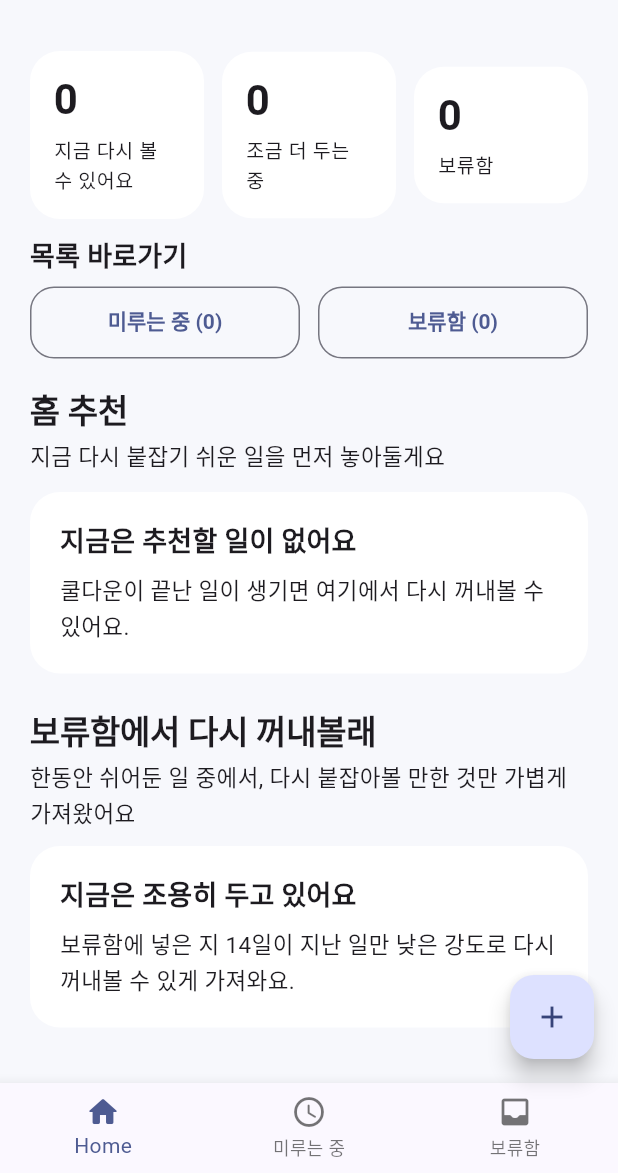
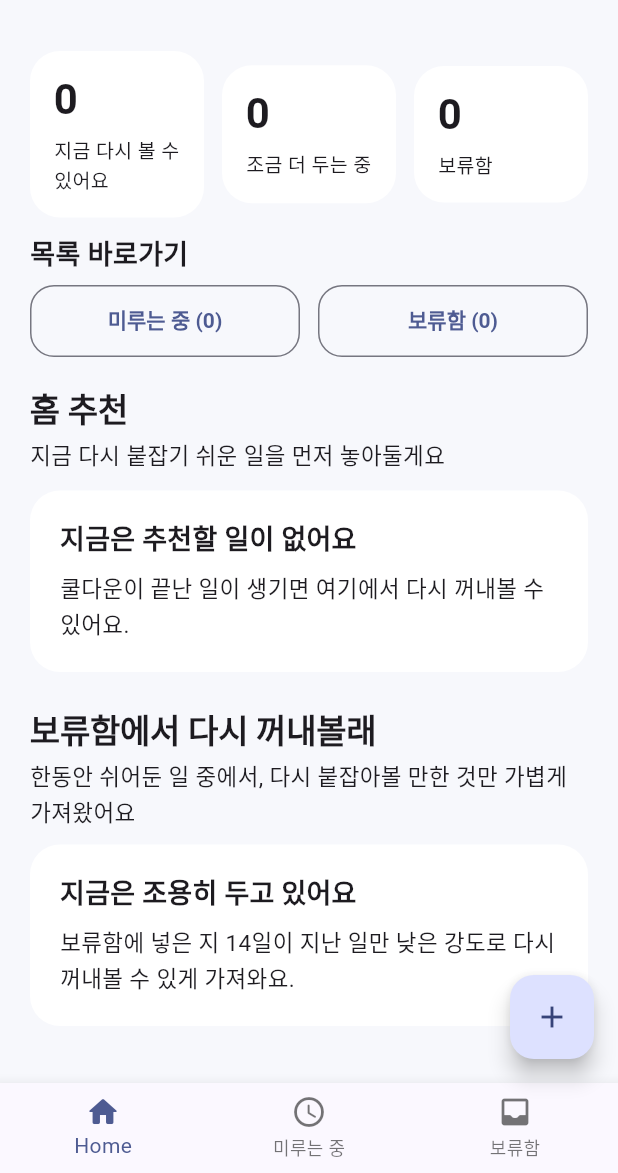
Before and after one commit to akra-devs/postponed-todos-flutter, a Flutter app: the screen it shows after launch, on a phone screen of 412 x 824 dp, the part 63-1236 px from its top. Run offline on Flutter 3.47's test engine with Material 3 defaults, Android fonts, the phone set to English and light mode, and no system bars; our stand-ins replace drift, flutter_bloc; accounts and stored records are empty; generated files the repository leaves out were written again.

Commit message:
style: centralize shared typography and spacing

```diff
--- a/lib/core/theme/app_spacing_tokens.dart
+++ b/lib/core/theme/app_spacing_tokens.dart
@@ -1,7 +1,20 @@
 abstract final class AppSpacingTokens {
+  static const double xxs = 4;
   static const double xs = 8;
   static const double sm = 12;
   static const double md = 16;
   static const double lg = 20;
   static const double xl = 24;
+
+  static const double screenInset = lg;
+  static const double cardInset = md;
+  static const double heroInset = lg;
+  static const double listGap = sm;
+  static const double sectionGap = lg;
+  static const double sectionGapLarge = xl;
+  static const double titleBodyGap = xs;
+  static const double eyebrowGap = xs;
+  static const double compactTextGap = xxs;
+  static const double comfortableTextGap = 6;
+  static const double actionGap = 10;
 }
--- a/lib/core/theme/app_theme.dart
+++ b/lib/core/theme/app_theme.dart
@@ -2,6 +2,7 @@ import 'package:flutter/material.dart';
 
 import 'app_color_tokens.dart';
 import 'app_radius_tokens.dart';
+import 'app_text_role_tokens.dart';
 import 'app_theme_ext.dart';
 import 'app_typography.dart';
 
@@ -93,6 +94,7 @@ ThemeData buildAppTheme() {
         mutedBg: AppColorTokens.warmMutedStrong,
         mutedFg: const Color(0xFF6F6557),
       ),
+      AppTextRoleTokens.fromTextTheme(textTheme),
     ],
   );
 }
--- a/lib/core/theme/app_theme_ext.dart
+++ b/lib/core/theme/app_theme_ext.dart
@@ -1,6 +1,7 @@
 import 'package:flutter/material.dart';
 
 import 'app_color_tokens.dart';
+import 'app_text_role_tokens.dart';
 
 class AppSurfaceTokens extends ThemeExtension<AppSurfaceTokens> {
   const AppSurfaceTokens({
@@ -216,4 +217,8 @@ extension AppThemeX on ThemeData {
 
   AppStatusTokens get appStatus =>
       extension<AppStatusTokens>() ?? AppStatusTokens.fallback(colorScheme);
+
+  AppTextRoleTokens get appTextRoles =>
+      extension<AppTextRoleTokens>() ??
+      AppTextRoleTokens.fromTextTheme(textTheme);
 }
--- a/lib/features/tasks/presentation/tasks_home_screen.dart
+++ b/lib/features/tasks/presentation/tasks_home_screen.dart
@@ -2,6 +2,8 @@ import 'package:flutter/material.dart';
 import 'package:flutter_bloc/flutter_bloc.dart';
 
 import '../../../core/config/ui_copy.dart';
+import '../../../core/theme/app_spacing_tokens.dart';
+import '../../../core/theme/app_theme_ext.dart';
 import '../application/tasks_cubit.dart';
 import '../application/tasks_state.dart';
 import '../domain/task.dart';
@@ -43,20 +45,20 @@ class _TasksHomeScreenState extends State<TasksHomeScreen> {
             );
 
             return ListView(
-              padding: const EdgeInsets.all(20),
+              padding: const EdgeInsets.all(AppSpacingTokens.screenInset),
               children: [
                 const _StatusSummary(),
-                const SizedBox(height: 12),
+                const SizedBox(height: AppSpacingTokens.listGap),
                 _QuickEntrySection(
                   onViewPostponing: widget.onViewPostponing,
                   onViewShelved: widget.onViewShelved,
                 ),
-                const SizedBox(height: 20),
-                _SectionHeader(
+                const SizedBox(height: AppSpacingTokens.sectionGap),
+                const _SectionHeader(
                   title: '홈 추천',
                   subtitle: '지금 다시 붙잡기 쉬운 일을 먼저 놓아둘게요',
                 ),
-                const SizedBox(height: 12),
+                const SizedBox(height: AppSpacingTokens.listGap),
                 if (state.recommendations.isEmpty)
                   const TaskEmptyStateCard(
                     title: '지금은 추천할 일이 없어요',
@@ -65,7 +67,9 @@ class _TasksHomeScreenState extends State<TasksHomeScreen> {
                 else
                   ...state.recommendations.map(
                     (recommendation) => Padding(
-                      padding: const EdgeInsets.only(bottom: 12),
+                      padding: const EdgeInsets.only(
+                        bottom: AppSpacingTokens.listGap,
+                      ),
                       child: HomeRecommendationCard(
                         recommendation: recommendation,
                         onOpen: () =>
@@ -78,12 +82,12 @@ class _TasksHomeScreenState extends State<TasksHomeScreen> {
                       ),
                     ),
                   ),
-                const SizedBox(height: 24),
-                _SectionHeader(
+                const SizedBox(height: AppSpacingTokens.sectionGapLarge),
+                const _SectionHeader(
                   title: '보류함에서 다시 꺼내볼래',
                   subtitle: '한동안 쉬어둔 일 중에서, 다시 붙잡아볼 만한 것만 가볍게 가져왔어요',
                 ),
-                const SizedBox(height: 12),
+                const SizedBox(height: AppSpacingTokens.listGap),
                 if (state.holdingBoxRevisitSuggestions.isEmpty)
                   const TaskEmptyStateCard(
                     title: '지금은 조용히 두고 있어요',
@@ -92,7 +96,9 @@ class _TasksHomeScreenState extends State<TasksHomeScreen> {
                 else
                   ...state.holdingBoxRevisitSuggestions.map(
                     (recommendation) => Padding(
-                      padding: const EdgeInsets.only(bottom: 12),
+                      padding: const EdgeInsets.only(
+                        bottom: AppSpacingTokens.listGap,
+                      ),
                       child: HomeRecommendationCard(
                         recommendation: recommendation,
                         onOpen: () => context
@@ -205,14 +211,14 @@ class _StatusSummary extends StatelessWidget {
                 value: state.availablePostponingTasks.length,
               ),
             ),
-            const SizedBox(width: 12),
+            const SizedBox(width: AppSpacingTokens.listGap),
             Expanded(
               child: _SummaryCard(
                 label: '조금 더 두는 중',
                 value: state.coolingDownTasks.length,
               ),
             ),
-            const SizedBox(width: 12),
+            const SizedBox(width: AppSpacingTokens.listGap),
             Expanded(
               child: _SummaryCard(
                 label: '보류함',
@@ -241,8 +247,8 @@ class _QuickEntrySection extends StatelessWidget {
     return Column(
       crossAxisAlignment: CrossAxisAlignment.start,
       children: [
-        Text('목록 바로가기', style: theme.textTheme.titleMedium),
-        const SizedBox(height: 8),
+        Text('목록 바로가기', style: theme.appTextRoles.cardTitle),
+        const SizedBox(height: AppSpacingTokens.eyebrowGap),
         BlocBuilder<TasksCubit, TasksState>(
           builder: (context, state) {
             return Row(
@@ -256,7 +262,7 @@ class _QuickEntrySection extends StatelessWidget {
                     ),
                   ),
                 ),
-                const SizedBox(width: 12),
+                const SizedBox(width: AppSpacingTokens.listGap),
                 Expanded(
                   child: OutlinedButton(
                     onPressed: onViewShelved,
@@ -286,13 +292,13 @@ class _SummaryCard extends StatelessWidget {
     final theme = Theme.of(context);
     return Card(
       child: Padding(
-        padding: const EdgeInsets.all(16),
+        padding: const EdgeInsets.all(AppSpacingTokens.cardInset),
         child: Column(
           crossAxisAlignment: CrossAxisAlignment.start,
           children: [
-            Text('$value', style: theme.textTheme.headlineSmall),
-            const SizedBox(height: 6),
-            Text(label, style: theme.textTheme.bodySmall),
+            Text('$value', style: theme.appTextRoles.metricValue),
+            const SizedBox(height: AppSpacingTokens.comfortableTextGap),
+            Text(label, style: theme.appTextRoles.supportingBody),
           ],
         ),
       ),
@@ -312,9 +318,9 @@ class _SectionHeader extends StatelessWidget {
     return Column(
       crossAxisAlignment: CrossAxisAlignment.start,
       children: [
-        Text(title, style: theme.textTheme.titleLarge),
-        const SizedBox(height: 4),
-        Text(subtitle, style: theme.textTheme.bodyMedium),
+        Text(title, style: theme.appTextRoles.sectionTitle),
+        const SizedBox(height: AppSpacingTokens.compactTextGap),
+        Text(subtitle, style: theme.appTextRoles.body),
       ],
     );
   }
```
Also changed, not shown: lib/core/theme/app_text_role_tokens.dart (added, +80 -0 lines), lib/features/tasks/presentation/shelved_tasks_screen.dart (+19 -17 lines), lib/features/tasks/presentation/task_detail_screen.dart (+45 -37 lines), lib/features/tasks/presentation/widgets/home_recommendation_card.dart (+15 -15 lines), lib/features/tasks/presentation/widgets/task_list_card.dart (+7 -7 lines).
